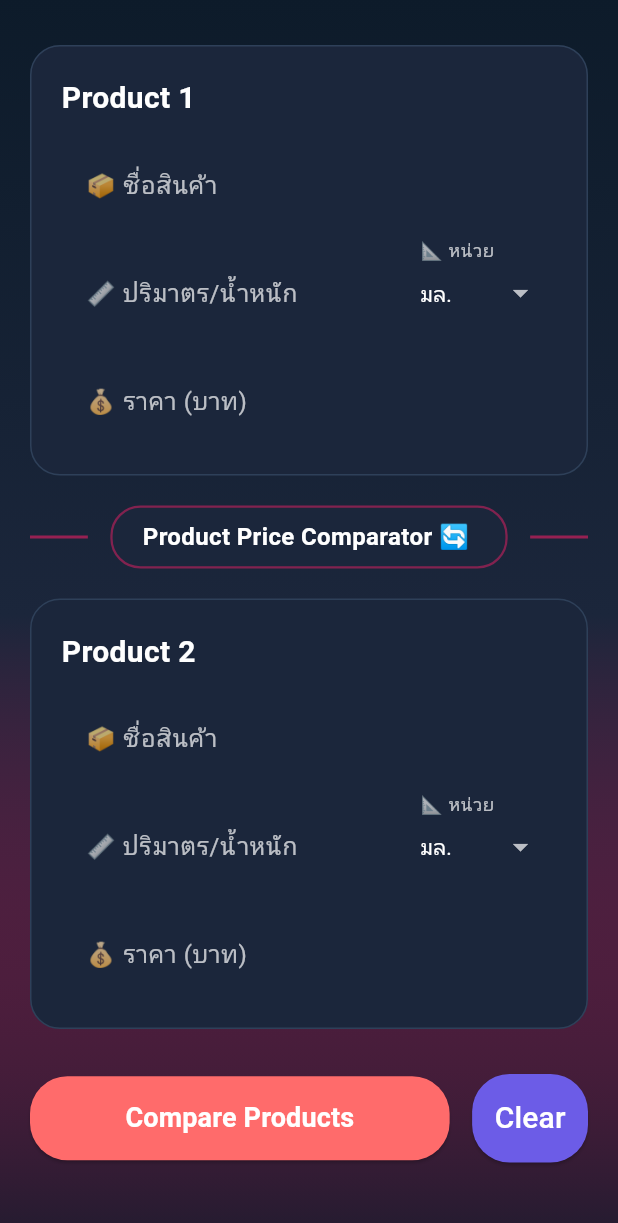
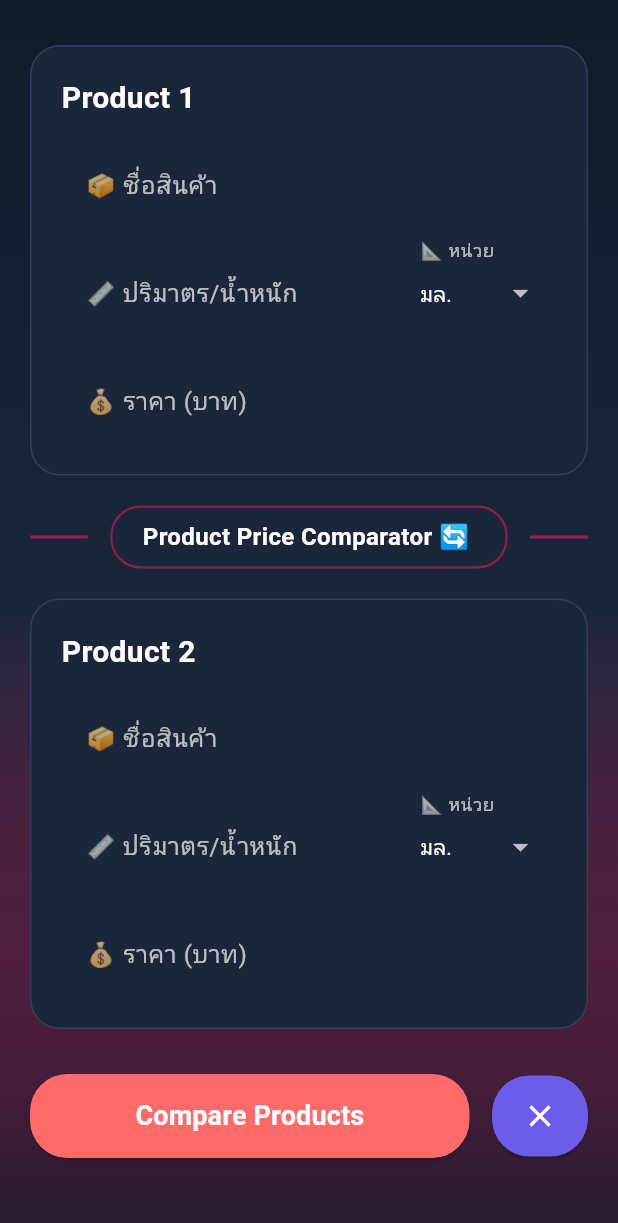
Before and after one commit to fanb1t/Compare-product-prices, a Flutter app: the screen it shows after launch, scrolled down 98 dp, on a phone screen of 412 x 824 dp, the part 3-1226 px from its top. Run offline on Flutter 3.47's test engine with Material 3 defaults, Android fonts, the phone set to English and light mode, and no system bars.

Commit message:
เปลี่ยนไอคอนที่รีเซท

```diff
--- a/lib/main.dart
+++ b/lib/main.dart
@@ -30,8 +30,8 @@ class AppTheme {
     colorScheme: const ColorScheme.dark(
       primary: Color(0xFFFF6B6B), // สีแดงส้มสำหรับปุ่ม
       secondary: Color(0xFFE91E63), // สีชมพู
-      surface: Color(0xFF1B263B), // สีพื้นผิว
-      background: Color(0xFF0D1B2A), // สีพื้นหลัง
+      surface: Color.fromARGB(255, 43, 33, 73), // สีพื้นผิว
+      background: Color.fromARGB(255, 19, 15, 78), // สีพื้นหลัง
     ),
     inputDecorationTheme: InputDecorationTheme(
       filled: true,
@@ -373,7 +373,9 @@ class _CompareBodyState extends State<CompareBody> {
                       backgroundColor: const Color(0xFF6C5CE7),
                       padding: const EdgeInsets.all(15),
                     ),
-                    child: const Text('Clear', style: TextStyle(fontSize: 20)),
+                    child:
+                    const Icon
+                    (Icons.clear, size: 24),
                   ),
                 ],
               ),
```
